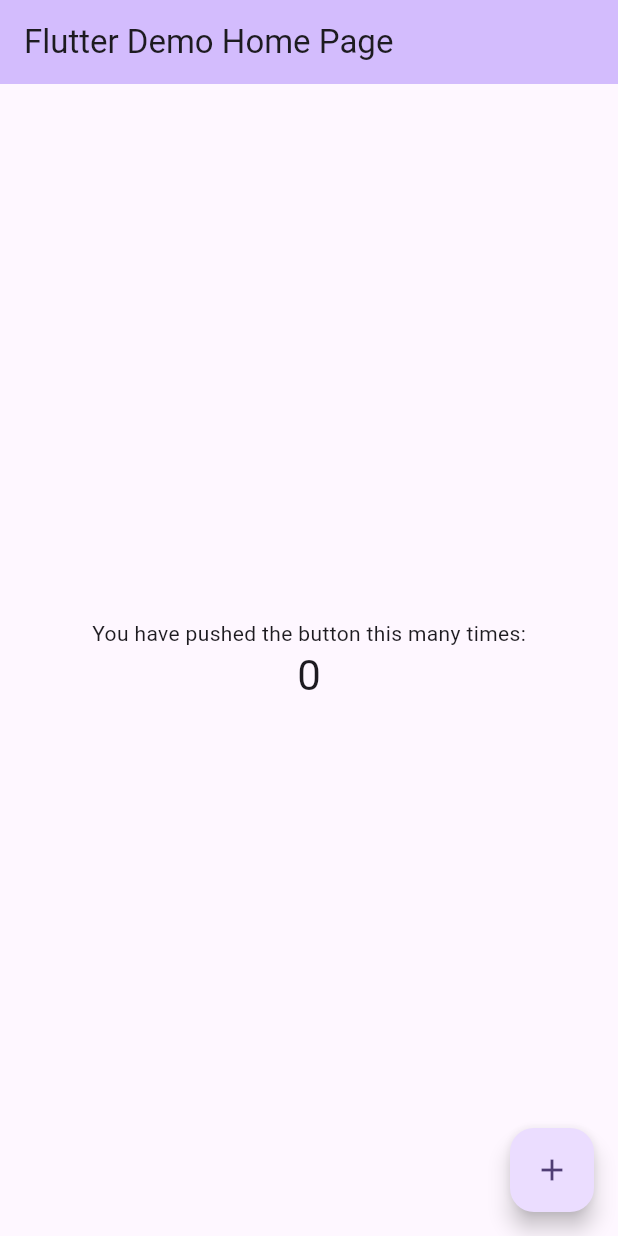
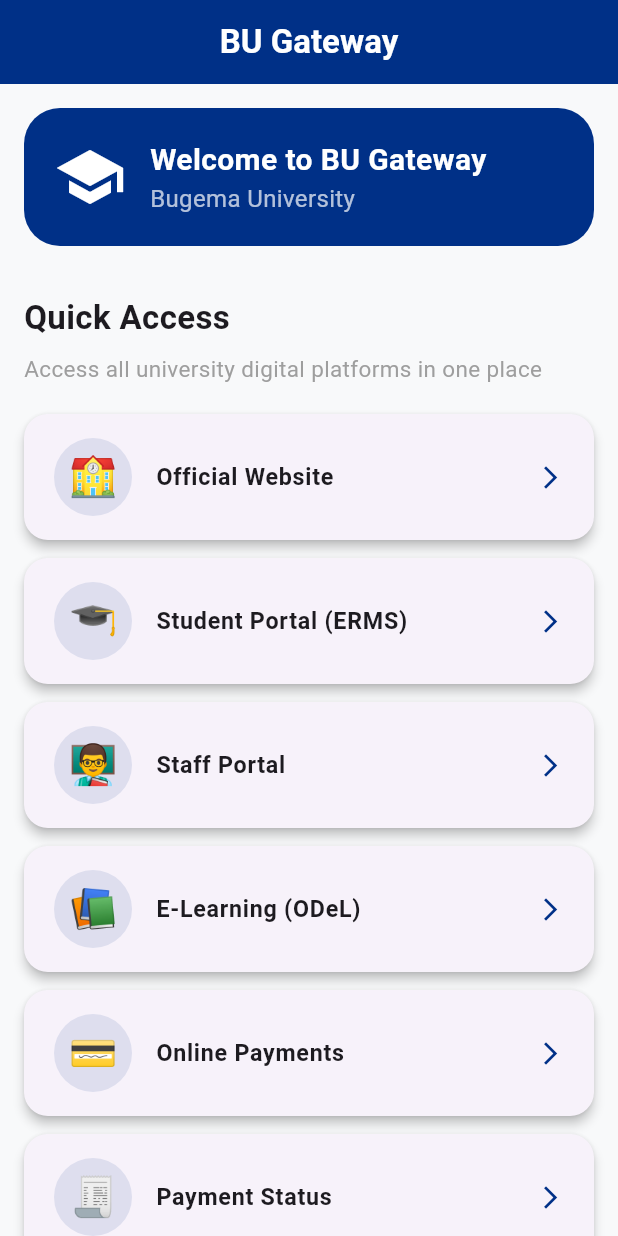
Before and after one commit to C-H-I-R-W-A/BU-Gateway, a Flutter app: the screen it shows after launch, on a phone screen of 412 x 824 dp. Run offline on Flutter 3.47's test engine with Material 3 defaults, Android fonts, the phone set to English and light mode, and no system bars.

Commit message:
feat(ui): create elegant BU Gateway home screen with detailed comments

```diff
--- a/lib/main.dart
+++ b/lib/main.dart
@@ -1,121 +1,132 @@
 import 'package:flutter/material.dart';
 
 void main() {
-  runApp(const MyApp());
+  // This is the entry point of the entire application
+  runApp(const BUGatewayApp());
 }
 
-class MyApp extends StatelessWidget {
-  const MyApp({super.key});
+/// This is the root widget of the BU Gateway application.
+/// It sets up the overall theme and navigation.
+class BUGatewayApp extends StatelessWidget {
+  const BUGatewayApp({super.key});
 
-  // This widget is the root of your application.
   @override
   Widget build(BuildContext context) {
     return MaterialApp(
-      title: 'Flutter Demo',
+      title: 'BU Gateway',
+      debugShowCheckedModeBanner: false, // Hides the "DEBUG" banner
+      // Theme configuration using Bugema University official colors
       theme: ThemeData(
-        // This is the theme of your application.
-        //
-        // TRY THIS: Try running your application with "flutter run". You'll see
-        // the application has a purple toolbar. Then, without quitting the app,
-        // try changing the seedColor in the colorScheme below to Colors.green
-        // and then invoke "hot reload" (save your changes or press the "hot
-        // reload" button in a Flutter-supported IDE, or press "r" if you used
-        // the command line to start the app).
-        //
-        // Notice that the counter didn't reset back to zero; the application
-        // state is not lost during the reload. To reset the state, use hot
-        // restart instead.
-        //
-        // This works for code too, not just values: Most code changes can be
-        // tested with just a hot reload.
-        colorScheme: .fromSeed(seedColor: Colors.deepPurple),
+        primarySwatch: Colors.blue,
+        scaffoldBackgroundColor: const Color(0xFFF8F9FA), // Light gray background
       ),
-      home: const MyHomePage(title: 'Flutter Demo Home Page'),
+      home: const HomeScreen(), // The first screen users see
     );
   }
 }
 
-class MyHomePage extends StatefulWidget {
-  const MyHomePage({super.key, required this.title});
-
-  // This widget is the home page of your application. It is stateful, meaning
-  // that it has a State object (defined below) that contains fields that affect
-  // how it looks.
-
-  // This class is the configuration for the state. It holds the values (in this
-  // case the title) provided by the parent (in this case the App widget) and
-  // used by the build method of the State. Fields in a Widget subclass are
-  // always marked "final".
-
-  final String title;
-
-  @override
-  State<MyHomePage> createState() => _MyHomePageState();
-}
-
-class _MyHomePageState extends State<MyHomePage> {
-  int _counter = 0;
-
-  void _incrementCounter() {
-    setState(() {
-      // This call to setState tells the Flutter framework that something has
-      // changed in this State, which causes it to rerun the build method below
-      // so that the display can reflect the updated values. If we changed
-      // _counter without calling setState(), then the build method would not be
-      // called again, and so nothing would appear to happen.
-      _counter++;
-    });
-  }
+/// HomeScreen is the main dashboard of the app.
+/// It contains the university branding and quick access to all platforms.
+class HomeScreen extends StatelessWidget {
+  const HomeScreen({super.key});
 
   @override
   Widget build(BuildContext context) {
-    // This method is rerun every time setState is called, for instance as done
-    // by the _incrementCounter method above.
-    //
-    // The Flutter framework has been optimized to make rerunning build methods
-    // fast, so that you can just rebuild anything that needs updating rather
-    // than having to individually change instances of widgets.
     return Scaffold(
+      backgroundColor: const Color(0xFFF8F9FA),
       appBar: AppBar(
-        // TRY THIS: Try changing the color here to a specific color (to
-        // Colors.amber, perhaps?) and trigger a hot reload to see the AppBar
-        // change color while the other colors stay the same.
-        backgroundColor: Theme.of(context).colorScheme.inversePrimary,
-        // Here we take the value from the MyHomePage object that was created by
-        // the App.build method, and use it to set our appbar title.
-        title: Text(widget.title),
+        title: const Text('BU Gateway', style: TextStyle(fontWeight: FontWeight.w600, color: Color.fromARGB(255, 255, 255, 255), )),
+        backgroundColor: const Color(0xFF003087), // Bugema Blue
+        centerTitle: true,
       ),
-      body: Center(
-        // Center is a layout widget. It takes a single child and positions it
-        // in the middle of the parent.
+      body: SingleChildScrollView(
+        padding: const EdgeInsets.all(16),
         child: Column(
-          // Column is also a layout widget. It takes a list of children and
-          // arranges them vertically. By default, it sizes itself to fit its
-          // children horizontally, and tries to be as tall as its parent.
-          //
-          // Column has various properties to control how it sizes itself and
-          // how it positions its children. Here we use mainAxisAlignment to
-          // center the children vertically; the main axis here is the vertical
-          // axis because Columns are vertical (the cross axis would be
-          // horizontal).
-          //
-          // TRY THIS: Invoke "debug painting" (choose the "Toggle Debug Paint"
-          // action in the IDE, or press "p" in the console), to see the
-          // wireframe for each widget.
-          mainAxisAlignment: .center,
+          crossAxisAlignment: CrossAxisAlignment.start,
           children: [
-            const Text('You have pushed the button this many times:'),
-            Text(
-              '$_counter',
-              style: Theme.of(context).textTheme.headlineMedium,
+            // University Branding Header
+            Container(
+              padding: const EdgeInsets.all(20),
+              decoration: BoxDecoration(
+                color: const Color(0xFF003087),
+                borderRadius: BorderRadius.circular(24),
+              ),
+              child: const Row(
+                children: [
+                  Icon(Icons.school, size: 48, color: Colors.white),
+                  SizedBox(width: 16),
+                  Column(
+                    crossAxisAlignment: CrossAxisAlignment.start,
+                    children: [
+                      Text(
+                        'Welcome to BU Gateway',
+                        style: TextStyle(fontSize: 20, fontWeight: FontWeight.bold, color: Colors.white),
+                      ),
+                      Text(
+                        'Bugema University',
+                        style: TextStyle(fontSize: 16, color: Colors.white70),
+                      ),
+                    ],
+                  ),
+                ],
+              ),
             ),
+
+            const SizedBox(height: 32),
+
+            // Section title
+            const Text(
+              'Quick Access',
+              style: TextStyle(fontSize: 22, fontWeight: FontWeight.bold),
+            ),
+            const SizedBox(height: 8),
+            const Text(
+              'Access all university digital platforms in one place',
+              style: TextStyle(fontSize: 15, color: Colors.grey),
+            ),
+
+            const SizedBox(height: 20),
+
+            // List of all university platforms
+            _buildServiceCard('Official Website', '🏫', 'https://bugemauniv.ac.ug/'),
+            _buildServiceCard('Student Portal (ERMS)', '🎓', 'https://erms.bugemauniv.ac.ug/student/login/'),
+            _buildServiceCard('Staff Portal', '👨‍🏫', 'https://erms.bugemauniv.ac.ug/staff/login/'),
+            _buildServiceCard('E-Learning (ODeL)', '📚', 'https://elearning.bugemauniv.ac.ug/'),
+            _buildServiceCard('Online Payments', '💳', 'https://payments.bugemauniv.ac.ug/payments/'),
+            _buildServiceCard('Payment Status', '🧾', 'https://payments.bugemauniv.ac.ug/payments/status/'),
+            _buildServiceCard('E-Library', '📖', 'http://lib.bugemauniv.ac.ug'),
+            _buildServiceCard('Library Catalog', '🔍', 'https://koha.bugemauniv.ac.ug'),
+            _buildServiceCard('Institutional Repository (BUIR)', '🗄️', 'https://buir.bugemauniv.ac.ug/xmlui/'),
+            _buildServiceCard('Scholarly Journals (OJS)', '📰', 'https://journal.bugemauniv.ac.ug/'),
           ],
         ),
       ),
-      floatingActionButton: FloatingActionButton(
-        onPressed: _incrementCounter,
-        tooltip: 'Increment',
-        child: const Icon(Icons.add),
+    );
+  }
+
+  /// Reusable component to create a service card
+  /// Parameters:
+  /// - title: Name of the platform
+  /// - emoji: Visual icon
+  /// - url: Link to the platform
+  Widget _buildServiceCard(String title, String emoji, String url) {
+    return Card(
+      margin: const EdgeInsets.only(bottom: 12),
+      shape: RoundedRectangleBorder(borderRadius: BorderRadius.circular(16)),
+      elevation: 3,
+      child: ListTile(
+        contentPadding: const EdgeInsets.symmetric(horizontal: 20, vertical: 14),
+        leading: CircleAvatar(
+          radius: 26,
+          backgroundColor: const Color(0xFF003087).withOpacity(0.1),
+          child: Text(emoji, style: const TextStyle(fontSize: 26)),
+        ),
+        title: Text(title, style: const TextStyle(fontWeight: FontWeight.w600, fontSize: 15.5)),
+        trailing: const Icon(Icons.arrow_forward_ios, size: 18, color: Color(0xFF003087)),
+        onTap: () {
+          // TODO: In future we will open the URL in the browser
+          print('User clicked: $title -> $url');
+        },
       ),
     );
   }
```
